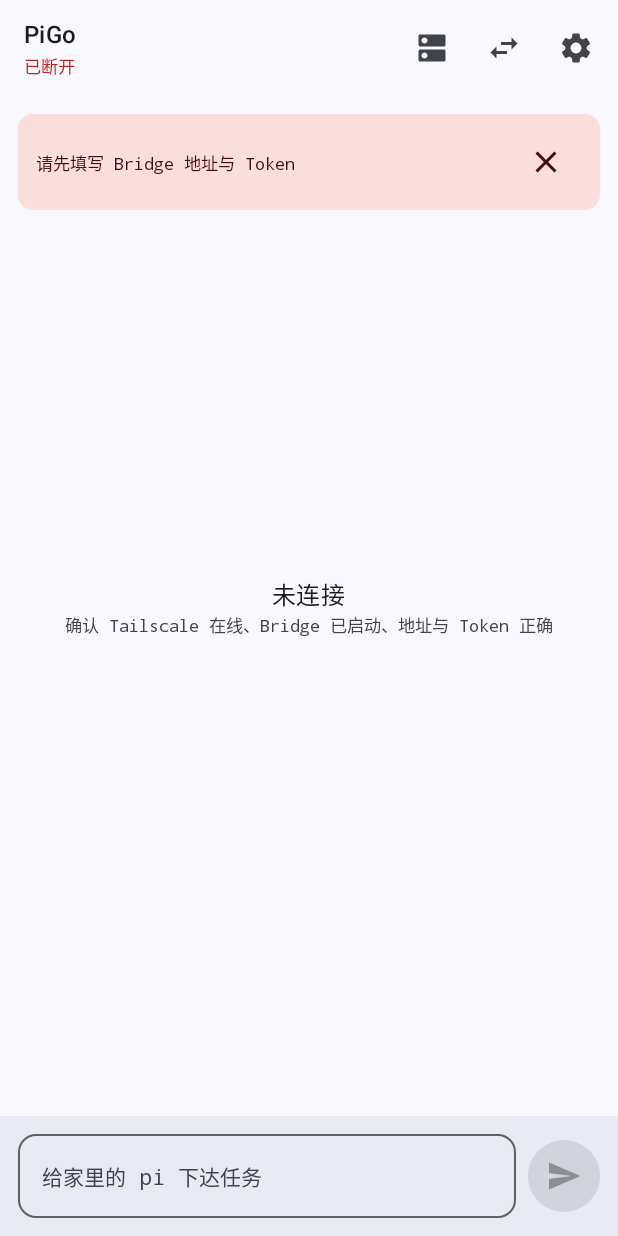
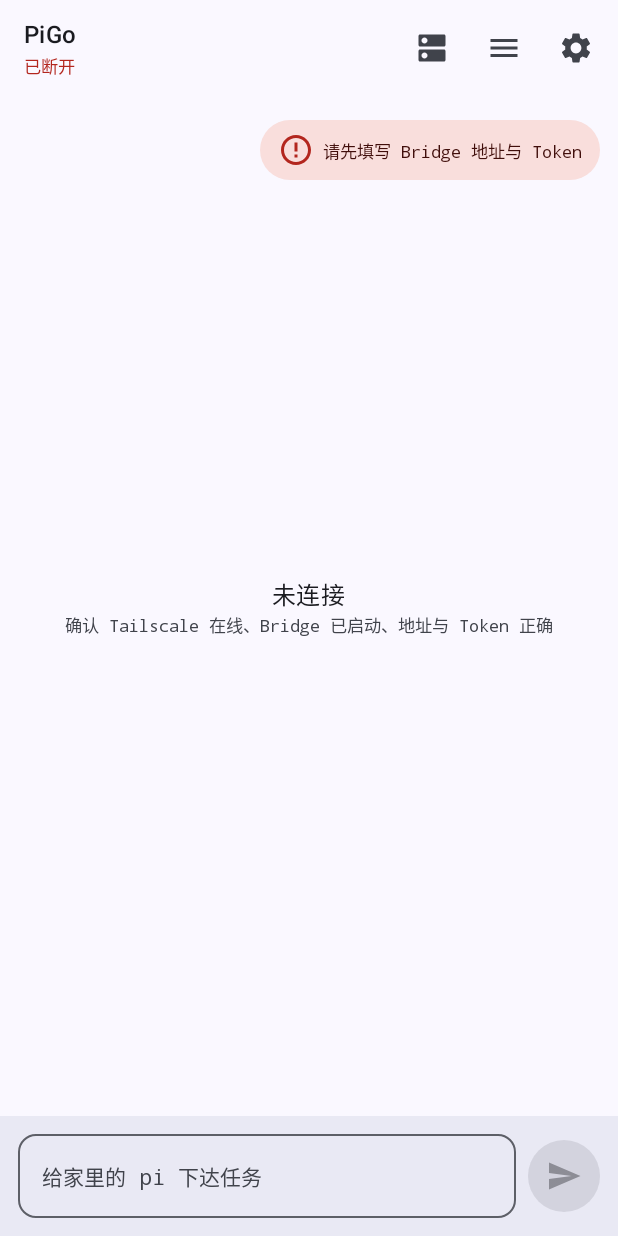
Before and after one commit to zevarc/pigo, an Android app built with Jetpack Compose: the screen it shows after launch (MainActivity), after a tap on "重连", on a phone screen of 412 x 824 dp. Run offline under Robolectric (Android 15) with nearby library versions, the phone set to English and light mode, and no system bars; libraries missing offline, so code that uses them is left out: com.mikepenz.markdown; 2 other taps on this screen came first.

Commit message:
feat(ui): sessions as a side drawer, transient error chip, fix resume race
Three things reported from real use:

1. The "connection lost" banner never went away. It was a full-width Surface
   drawn above the transcript with nothing to clear it. Replaced with an
   `ErrorChip`: a corner badge that fades out after 6s and is tappable to
   dismiss, so the screen can no longer look stuck.

2. Resuming a session from history landed on "已连接，但没有会话". Root cause
   was an event race, not the resume path: `resumeSession` cleared
   `activeSessionId`, and `applySessions` falls back to `sessions.first()`
   when the active id is not in the list — so the `sessions_snapshot` that
   every (re)connect pushes *before* `session_created` silently switched the
   user to another session and emptied the transcript. The reducer now keeps
   the current session unless it has none, `resumeSession` no longer clears
   the id, and the transcript is requested by `session_created.session.id`
   instead of inferring from a state diff.

3. Sessions are now a `ModalNavigationDrawer` side rail instead of a bottom
   sheet: switching projects is a navigation act, and a sheet was hiding the
   transcript it was meant to switch.

android: +2 reducer tests (25 total) pinning both race fixes.

```diff
--- a/android/app/src/main/java/com/zevarc/pigo/ui/PiScreen.kt
+++ b/android/app/src/main/java/com/zevarc/pigo/ui/PiScreen.kt
@@ -1,5 +1,8 @@
 package com.zevarc.pigo.ui
 
+import androidx.compose.animation.AnimatedVisibility
+import androidx.compose.animation.fadeIn
+import androidx.compose.animation.fadeOut
 import androidx.compose.foundation.background
 import androidx.compose.foundation.layout.Arrangement
 import androidx.compose.foundation.layout.Box
@@ -19,11 +22,13 @@ import androidx.compose.foundation.lazy.rememberLazyListState
 import androidx.compose.foundation.shape.RoundedCornerShape
 import androidx.compose.material.icons.Icons
 import androidx.compose.material.icons.filled.Close
+import androidx.compose.material.icons.filled.ErrorOutline
+import androidx.compose.material.icons.filled.ErrorOutline
 import androidx.compose.material.icons.filled.Dns
 import androidx.compose.material.icons.automirrored.filled.Send
 import androidx.compose.material.icons.filled.Settings
 import androidx.compose.material.icons.filled.Stop
-import androidx.compose.material.icons.filled.SwapHoriz
+import androidx.compose.material.icons.filled.Menu
 import androidx.compose.material3.Badge
 import androidx.compose.material3.CircularProgressIndicator
 import androidx.compose.material3.ExperimentalMaterial3Api
@@ -33,13 +38,15 @@ import androidx.compose.material3.Icon
 import androidx.compose.material3.IconButton
 import androidx.compose.material3.LinearProgressIndicator
 import androidx.compose.material3.MaterialTheme
-import androidx.compose.material3.ModalBottomSheet
 import androidx.compose.material3.OutlinedTextField
+import androidx.compose.material3.DrawerValue
+import androidx.compose.material3.ModalDrawerSheet
+import androidx.compose.material3.ModalNavigationDrawer
 import androidx.compose.material3.Scaffold
+import androidx.compose.material3.rememberDrawerState
 import androidx.compose.material3.Surface
 import androidx.compose.material3.Text
 import androidx.compose.material3.TopAppBar
-import androidx.compose.material3.rememberModalBottomSheetState
 import androidx.compose.runtime.Composable
 import androidx.compose.runtime.LaunchedEffect
 import androidx.compose.runtime.getValue
@@ -58,6 +65,8 @@ import androidx.compose.ui.text.style.TextDecoration
 import androidx.compose.ui.text.style.TextOverflow
 import androidx.compose.ui.unit.dp
 import androidx.lifecycle.compose.collectAsStateWithLifecycle
+import kotlinx.coroutines.delay
+import kotlinx.coroutines.delay
 import kotlinx.coroutines.launch
 import com.mikepenz.markdown.m3.Markdown
 import com.mikepenz.markdown.m3.markdownColor
@@ -76,14 +85,18 @@ fun PiScreen(
     onOpenSettings: () -> Unit,
 ) {
     val state by viewModel.state.collectAsStateWithLifecycle()
-    var showSessions by remember { mutableStateOf(false) }
-    val sheetState = rememberModalBottomSheetState(skipPartiallyExpanded = true)
+    val drawerState = rememberDrawerState(DrawerValue.Closed)
     val scope = rememberCoroutineScope()
 
-    // A ModalBottomSheet only leaves the window after its hide animation runs;
-    // flipping the boolean alone leaves an invisible sheet blocking input.
+    // The session list is a side rail, not a modal sheet: you switch projects
+    // far more often than you change screens, and a sheet hides the transcript.
+    val openSessions = { scope.launch { drawerState.open() }; Unit }
+    LaunchedEffect(drawerState.currentValue) {
+        if (drawerState.currentValue == DrawerValue.Open) viewModel.loadResumeEntries(state.resumeQuery)
+    }
     val closeSessions: () -> Unit = {
-        scope.launch { sheetState.hide() }.invokeOnCompletion { showSessions = false }
+        scope.launch { drawerState.close() }
+        Unit
     }
     val listState = rememberLazyListState()
 
@@ -92,14 +105,39 @@ fun PiScreen(
         if (state.turns.isNotEmpty()) listState.animateScrollToItem(state.turns.lastIndex)
     }
 
+    ModalNavigationDrawer(
+        drawerState = drawerState,
+        drawerContent = {
+            ModalDrawerSheet(modifier = Modifier.widthIn(max = 360.dp)) {
+                SessionSheet(
+                    state = state,
+                    onSelect = {
+                        viewModel.selectSession(it)
+                        closeSessions()
+                    },
+                    onCreate = { cwd, title -> viewModel.createSession(cwd, title) },
+                    onDelete = viewModel::deleteSession,
+                    onRefresh = viewModel::refreshSessions,
+                    onSearch = viewModel::loadResumeEntries,
+                    onResume = {
+                        viewModel.resumeSession(it)
+                        closeSessions()
+                    },
+                )
+            }
+        },
+    ) {
     Scaffold(
         topBar = {
             TopAppBar(
                 modifier = Modifier.statusBarsPadding(),
                 title = {
                     Column {
+                        val active = state.sessions.firstOrNull { it.id == state.activeSessionId }
                         Text(
-                            text = state.sessions.firstOrNull { it.id == state.activeSessionId }?.title ?: "PiGo",
+                            text = active?.title
+                                ?: state.activeSessionId?.take(8)
+                                ?: "PiGo",
                             style = MaterialTheme.typography.titleMedium,
                             maxLines = 1,
                             overflow = TextOverflow.Ellipsis,
@@ -121,8 +159,8 @@ fun PiScreen(
                             Icon(Icons.Filled.Dns, contentDescription = "重连")
                         }
                     }
-                    IconButton(onClick = { showSessions = true }) {
-                        Icon(Icons.Filled.SwapHoriz, contentDescription = "切换会话")
+                    IconButton(onClick = openSessions) {
+                        Icon(Icons.Filled.Menu, contentDescription = "会话列表")
                     }
                     IconButton(onClick = onOpenSettings) {
                         Icon(Icons.Filled.Settings, contentDescription = "设置")
@@ -194,7 +232,11 @@ fun PiScreen(
                 }
             }
             state.errorBanner?.let { message ->
-                ErrorBanner(message, viewModel::dismissError, Modifier.align(Alignment.TopCenter))
+                ErrorChip(
+                    message = message,
+                    onDismiss = viewModel::dismissError,
+                    modifier = Modifier.align(Alignment.TopEnd).padding(12.dp),
+                )
             }
         }
     }
@@ -206,31 +248,6 @@ fun PiScreen(
         )
     }
 
-    if (showSessions) {
-        // Refresh on every open: sessions may have appeared or finished since.
-        LaunchedEffect(showSessions) {
-            if (showSessions) viewModel.loadResumeEntries(state.resumeQuery)
-        }
-        ModalBottomSheet(
-            onDismissRequest = { showSessions = false },
-            sheetState = sheetState,
-        ) {
-            SessionSheet(
-                state = state,
-                onSelect = {
-                    viewModel.selectSession(it)
-                    closeSessions()
-                },
-                onCreate = { cwd, title -> viewModel.createSession(cwd, title) },
-                onDelete = viewModel::deleteSession,
-                onRefresh = viewModel::refreshSessions,
-                onSearch = viewModel::loadResumeEntries,
-                onResume = { entryId ->
-                    viewModel.resumeSession(entryId)
-                    closeSessions()
-                },
-            )
-        }
     }
 }
 
@@ -387,12 +404,21 @@ private fun EmptyState(state: PiUiState) {
     Box(modifier = Modifier.fillMaxSize().padding(24.dp), contentAlignment = Alignment.Center) {
         when (state.connection) {
             ConnectionStatus.CONNECTED -> Column(horizontalAlignment = Alignment.CenterHorizontally) {
-                Text("已连接，但没有会话", style = MaterialTheme.typography.titleMedium)
+                if (state.activeSessionId != null) {
+                    Text("正在载入历史…", style = MaterialTheme.typography.titleMedium)
                     Text(
-                    "点右上角切换会话，或先在 Bridge 调测台创建",
+                        "这个会话还没有消息，或历史仍在拉取",
                         style = MaterialTheme.typography.bodySmall,
                         color = MaterialTheme.colorScheme.onSurfaceVariant,
                     )
+                } else {
+                    Text("已连接，但未选择会话", style = MaterialTheme.typography.titleMedium)
+                    Text(
+                        "点左上角菜单选择历史会话",
+                        style = MaterialTheme.typography.bodySmall,
+                        color = MaterialTheme.colorScheme.onSurfaceVariant,
+                    )
+                }
             }
             ConnectionStatus.CONNECTING -> Column(horizontalAlignment = Alignment.CenterHorizontally) {
                 CircularProgressIndicator()
@@ -410,24 +436,52 @@ private fun EmptyState(state: PiUiState) {
     }
 }
 
+/**
+ * Transient error indicator.
+ *
+ * A full-width banner on top of the transcript is both intrusive and, as
+ * shipped, permanent — nothing ever cleared it. This is a small badge in the
+ * corner that disappears on its own after a few seconds (or on tap), so the
+ * state can never look stuck.
+ */
 @Composable
-private fun ErrorBanner(message: String, onDismiss: () -> Unit, modifier: Modifier = Modifier) {
+private fun ErrorChip(message: String, onDismiss: () -> Unit, modifier: Modifier = Modifier) {
+    var visible by remember(message) { mutableStateOf(true) }
+
+    LaunchedEffect(message) {
+        delay(6_000)
+        visible = false
+        onDismiss()
+    }
+
+    AnimatedVisibility(visible = visible, enter = fadeIn(), exit = fadeOut(), modifier = modifier) {
         Surface(
             color = MaterialTheme.colorScheme.errorContainer,
-        shape = RoundedCornerShape(10.dp),
-        modifier = modifier.padding(12.dp),
+            shape = RoundedCornerShape(20.dp),
+            onClick = {
+                visible = false
+                onDismiss()
+            },
         ) {
             Row(
                 modifier = Modifier.padding(horizontal = 12.dp, vertical = 8.dp),
                 verticalAlignment = Alignment.CenterVertically,
             ) {
+                Icon(
+                    Icons.Filled.ErrorOutline,
+                    contentDescription = "错误",
+                    tint = MaterialTheme.colorScheme.error,
+                    modifier = Modifier.padding(end = 6.dp),
+                )
                 Text(
                     text = message,
                     style = MaterialTheme.typography.bodySmall,
                     color = MaterialTheme.colorScheme.onErrorContainer,
-                modifier = Modifier.weight(1f),
+                    maxLines = 2,
+                    overflow = TextOverflow.Ellipsis,
+                    modifier = Modifier.widthIn(max = 260.dp),
                 )
-            IconButton(onClick = onDismiss) { Icon(Icons.Filled.Close, contentDescription = "关闭") }
+            }
         }
     }
 }
```
Also changed, not shown: android/app/src/main/java/com/zevarc/pigo/bridge/TranscriptReducer.kt (+11 -5 lines), android/app/src/main/java/com/zevarc/pigo/ui/PiViewModel.kt (+17 -4 lines), 2 other files. Lines whose indentation alone changed are shown as unchanged.
